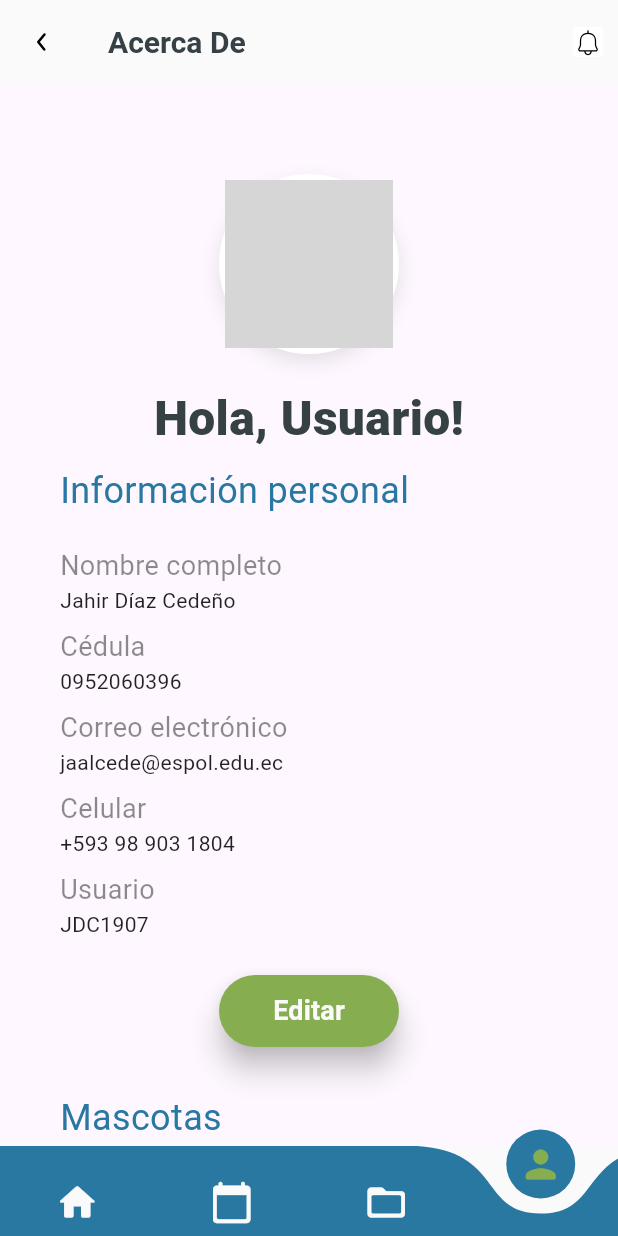
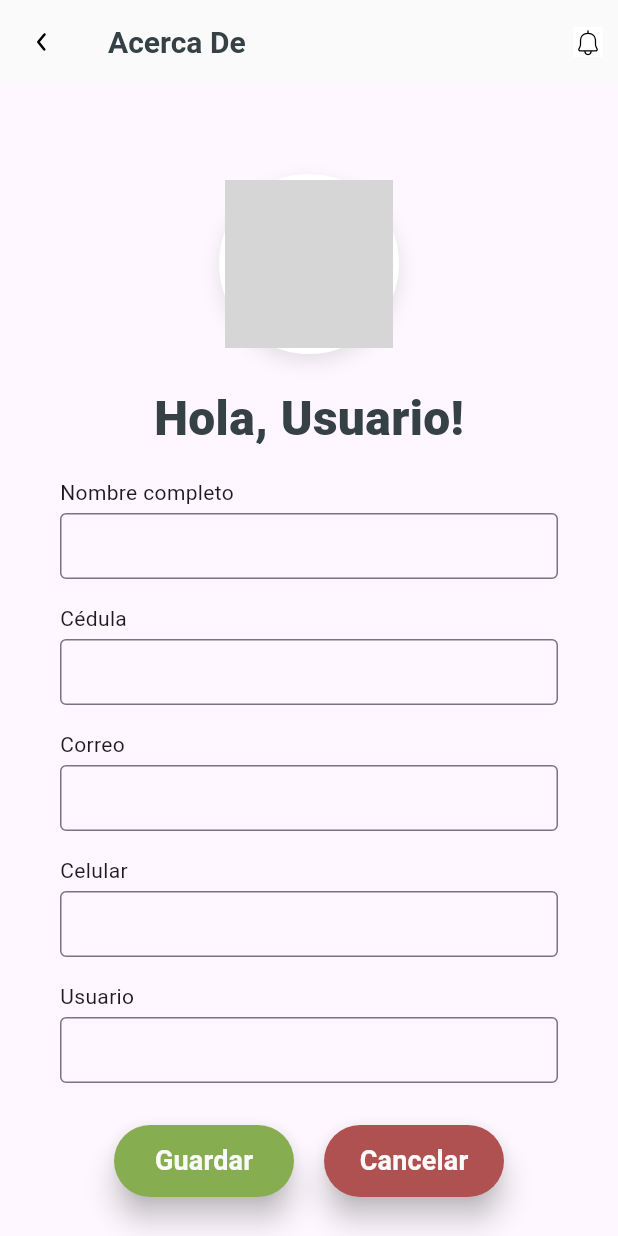
Before and after one commit to santi0ne/ArviVet-app, a Flutter app: the screen it shows after launch, item 4 of the bottom bar chosen, after a tap on "Editar", on a phone screen of 412 x 824 dp. Run offline on Flutter 3.47's test engine with Material 3 defaults, Android fonts, the phone set to English and light mode, and no system bars; drawn by our look-alikes of curved_navigation_bar; our stand-ins replace calendar_date_picker2, flutter_svg; Roboto replaces fonts that are missing (RobotoFlex); grey boxes are pictures that could not be loaded.

Commit message:
feat(About): add edit user info

```diff
--- a/lib/pages/about.dart
+++ b/lib/pages/about.dart
@@ -1,3 +1,4 @@
+import 'package:arvivet_app/pages/edit_about.dart';
 import 'package:arvivet_app/utils/app_colors.dart';
 import 'package:arvivet_app/widgets/about/header.dart';
 import 'package:arvivet_app/widgets/about/personal_info.dart';
@@ -6,15 +7,39 @@ import 'package:arvivet_app/widgets/ui/custom_appbar.dart';
 import 'package:arvivet_app/widgets/ui/custom_button.dart';
 import 'package:flutter/material.dart';
 
-class AboutPage extends StatelessWidget {
+class AboutPage extends StatefulWidget {
   const AboutPage({super.key});
+
+  @override
+  State<AboutPage> createState() => _AboutPageState();
+}
+
+class _AboutPageState extends State<AboutPage> {
+  Map<String, String> personalInfo = {
+    'nombre': 'Jahir Díaz Cedeño',
+    'cedula': '0952060396',
+    'correo': 'jaalcede@espol.edu.ec',
+    'celular': '+593 98 903 1804',
+    'usuario': 'JDC1907',
+  };
+
+  void _editarInformacion() async {
+    final result = await Navigator.push(
+      context,
+      MaterialPageRoute(builder: (context) => const EditAboutPage()),
+    );
+
+    if (result != null && result is Map<String, String>) {
+      setState(() {
+        personalInfo = result;
+      });
+    }
+  }
 
   @override
   Widget build(BuildContext context) {
     return Scaffold(
-      appBar: const CustomAppBar(
-        label: 'Acerca De',
-      ),
+      appBar: const CustomAppBar(label: 'Acerca De'),
       body: SafeArea(
         child: SingleChildScrollView(
           padding: const EdgeInsets.all(40),
@@ -22,27 +47,26 @@ class AboutPage extends StatelessWidget {
             crossAxisAlignment: CrossAxisAlignment.center,
             children: [
               const SizedBox(height: 20),
-
               const AboutHeader(),
-
               const SizedBox(height: 8),
 
-              const AboutPersonalInfo(),
+              /// ⬇️ Aquí pasamos los datos actualizados
+              AboutPersonalInfo(info: personalInfo),
 
               const SizedBox(height: 20),
-
-              CustomButton(description: 'Editar', onPressed: (){}, width: 120,primaryColor: AppColors.primaryGreen),
-
+              CustomButton(
+                description: 'Editar',
+                onPressed: _editarInformacion,
+                width: 120,
+                primaryColor: AppColors.primaryGreen,
+              ),
               const SizedBox(height: 30),
-
               const AboutPets(),
-
-              const SizedBox(height: 40), // espacio final
+              const SizedBox(height: 40),
             ],
           ),
         ),
       ),
     );
   }
-
 }
--- /dev/null
+++ b/lib/pages/edit_about.dart
@@ -0,0 +1,77 @@
+import 'package:arvivet_app/utils/app_colors.dart';
+import 'package:arvivet_app/widgets/about/edit_personal_info.dart';
+import 'package:arvivet_app/widgets/about/header.dart';
+import 'package:arvivet_app/widgets/ui/custom_appbar.dart';
+import 'package:arvivet_app/widgets/ui/custom_button.dart';
+import 'package:flutter/material.dart';
+
+class EditAboutPage extends StatelessWidget {
+  const EditAboutPage({super.key});
+
+  @override
+  Widget build(BuildContext context) {
+    final GlobalKey<EditAboutPersonalInfoState> personalInfoKey = GlobalKey();
+
+    return Scaffold(
+      appBar: const CustomAppBar(label: 'Acerca De'),
+      body: SafeArea(
+        child: SingleChildScrollView(
+          padding: const EdgeInsets.all(40),
+          child: Column(
+            crossAxisAlignment: CrossAxisAlignment.center,
+            children: [
+              const SizedBox(height: 20),
+              const AboutHeader(),
+              const SizedBox(height: 8),
+
+              /// ⬇️ Pasamos el key para acceder desde el botón
+              EditAboutPersonalInfo(key: personalInfoKey),
+
+              const SizedBox(height: 20),
+
+              Center(
+                child: Row(
+                  mainAxisAlignment: MainAxisAlignment.center,
+                  children: [
+                    CustomButton(
+                      description: 'Guardar',
+                      onPressed: () {
+                        final datos = personalInfoKey.currentState?.getDatos();
+
+                        if (datos != null) {
+                          // Mostrar el pop-up
+                          ScaffoldMessenger.of(context).showSnackBar(
+                            const SnackBar(
+                              content: Text('Datos actualizados correctamente.'),
+                              duration: Duration(seconds: 2),
+                            ),
+                          );
+
+                          // Esperar 2 segundos y volver a AboutPage con datos
+                          Future.delayed(const Duration(seconds: 2), () {
+                            Navigator.pop(context, datos);
+                          });
+                        }
+                      },
+                      width: 120,
+                      primaryColor: AppColors.primaryGreen,
+                    ),
+                    const SizedBox(width: 20),
+                    CustomButton(
+                      description: 'Cancelar',
+                      onPressed: () => Navigator.pop(context),
+                      width: 120,
+                      primaryColor: AppColors.errorBorderColor,
+                    ),
+                  ],
+                ),
+              ),
+
+              const SizedBox(height: 40),
+            ],
+          ),
+        ),
+      ),
+    );
+  }
+}
--- /dev/null
+++ b/lib/widgets/about/edit_personal_info.dart
@@ -0,0 +1,72 @@
+import 'package:flutter/material.dart';
+
+class EditAboutPersonalInfo extends StatefulWidget {
+  const EditAboutPersonalInfo({super.key});
+
+  @override
+  State<EditAboutPersonalInfo> createState() => EditAboutPersonalInfoState();
+}
+
+class EditAboutPersonalInfoState extends State<EditAboutPersonalInfo> {
+  final nombreController = TextEditingController();
+  final cedulaController = TextEditingController();
+  final correoController = TextEditingController();
+  final celularController = TextEditingController();
+  final usuarioController = TextEditingController();
+
+  @override
+  void dispose() {
+    nombreController.dispose();
+    cedulaController.dispose();
+    correoController.dispose();
+    celularController.dispose();
+    usuarioController.dispose();
+    super.dispose();
+  }
+
+  Map<String, String> getDatos() {
+    final datos = {
+      'nombre': nombreController.text,
+      'cedula': cedulaController.text,
+      'correo': correoController.text,
+      'celular': celularController.text,
+      'usuario': usuarioController.text,
+    };
+
+    return datos;
+  }
+
+  Widget buildInput(String label, TextEditingController controller) {
+    return Padding(
+      padding: const EdgeInsets.symmetric(vertical: 8),
+      child: Column(
+        crossAxisAlignment: CrossAxisAlignment.start,
+        children: [
+          Text(label),
+          const SizedBox(height: 4),
+          TextField(
+            controller: controller,
+            decoration: const InputDecoration(
+              border: OutlineInputBorder(),
+              contentPadding: EdgeInsets.symmetric(horizontal: 12, vertical: 10),
+              isDense: true,
+            ),
+          ),
+        ],
+      ),
+    );
+  }
+
+  @override
+  Widget build(BuildContext context) {
+    return Column(
+      children: [
+        buildInput('Nombre completo', nombreController),
+        buildInput('Cédula', cedulaController),
+        buildInput('Correo', correoController),
+        buildInput('Celular', celularController),
+        buildInput('Usuario', usuarioController),
+      ],
+    );
+  }
+}
--- a/lib/widgets/about/personal_info.dart
+++ b/lib/widgets/about/personal_info.dart
@@ -3,7 +3,9 @@ import 'package:arvivet_app/utils/general.dart';
 import 'package:flutter/material.dart';
 
 class AboutPersonalInfo extends StatelessWidget {
-  const AboutPersonalInfo({super.key});
+  final Map<String, String> info;
+
+  const AboutPersonalInfo({super.key, required this.info});
 
   @override
   Widget build(BuildContext context) {
@@ -16,14 +18,12 @@ class AboutPersonalInfo extends StatelessWidget {
             style: AppTextStyles.subtitle,
           ),
         ),
-
         const SizedBox(height: 16),
-
-        buildInfoRow('Nombre completo', 'Jahir Díaz Cedeño'),
-        buildInfoRow('Cédula', '0952060396'),
-        buildInfoRow('Correo electrónico', 'jaalcede@espol.edu.ec'),
-        buildInfoRow('Celular', '+593 98 903 1804'),
-        buildInfoRow('Usuario', 'JDC1907'),
+        buildInfoRow('Nombre completo', info['nombre'] ?? ''),
+        buildInfoRow('Cédula', info['cedula'] ?? ''),
+        buildInfoRow('Correo electrónico', info['correo'] ?? ''),
+        buildInfoRow('Celular', info['celular'] ?? ''),
+        buildInfoRow('Usuario', info['usuario'] ?? ''),
       ],
     );
   }
```
